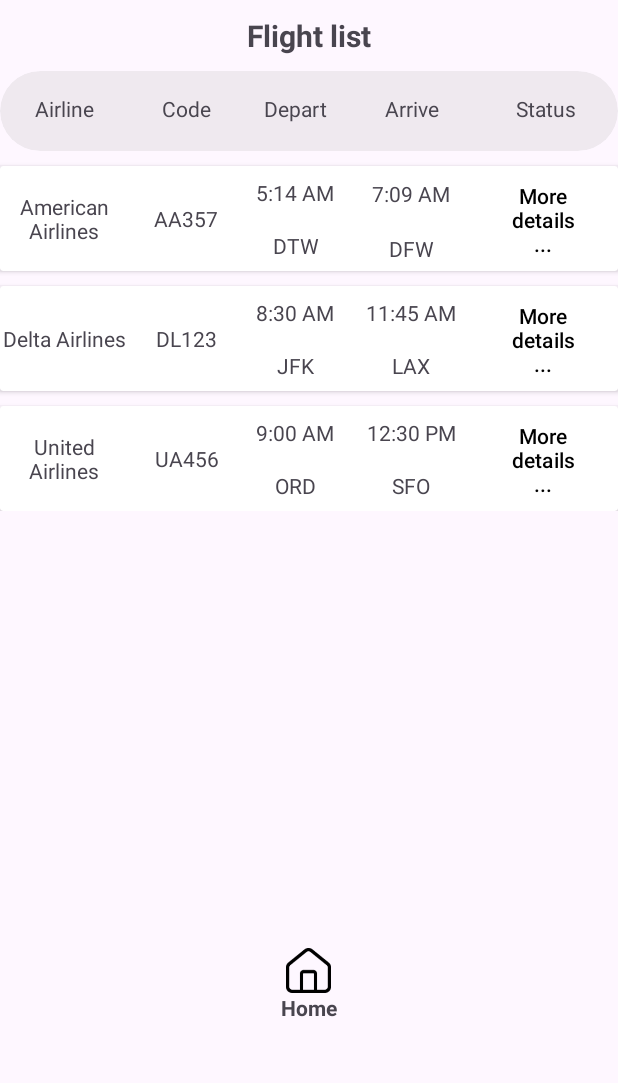
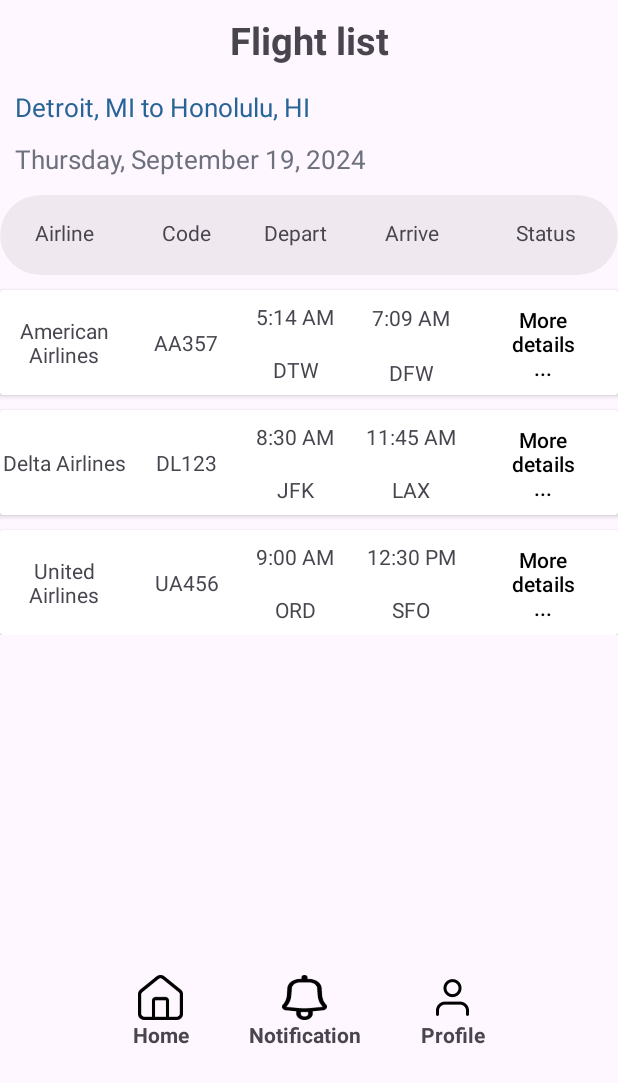
Before and after one commit to hatrungnguyen/Mobile, an Android app: the FlightByCityActivity screen opened directly, with no data from a screen before it, on a phone screen of 412 x 824 dp. Shown: the top 1083 px of the screen. Run offline under Robolectric (Android 15) with nearby library versions, the phone set to English and light mode, and no system bars.

Commit message:
more detail flight by city

```diff
--- a/app/src/main/res/layout/activity_flight_by_city.xml
+++ b/app/src/main/res/layout/activity_flight_by_city.xml
@@ -19,17 +19,51 @@
         app:layout_constraintStart_toStartOf="parent"
         app:layout_constraintTop_toTopOf="parent">
 
+        <LinearLayout
+            android:id="@+id/searched_info"
+            android:layout_width="match_parent"
+            android:layout_height="130dp"
+            android:orientation="vertical">
+
             <TextView
-            android:id="@+id/flight_list"
+                android:id="@+id/top_title"
                 android:layout_width="match_parent"
-            android:layout_height="47dp"
+                android:layout_height="54dp"
                 android:gravity="center"
+                android:paddingVertical="5dp"
                 android:text="Flight list"
-            android:textSize="20dp"
+                android:textSize="25dp"
                 android:textStyle="bold" />
 
+            <TextView
+                android:id="@+id/searched_content1"
+                android:layout_width="match_parent"
+                android:layout_height="wrap_content"
+                android:text="Detroit, MI to Honolulu, HI"
+                android:paddingVertical="5dp"
+                android:paddingLeft="10dp"
+                android:textColor="#286596"
+                android:textSize="17dp" />
+
+            <TextView
+                android:id="@+id/searched_content2"
+                android:layout_width="match_parent"
+                android:layout_height="wrap_content"
+                android:paddingVertical="5dp"
+                android:paddingStart="10dp"
+                android:text="Thursday, September 19, 2024"
+                android:textColor="#6D707D"
+                android:textSize="17dp" />
+        </LinearLayout>
+
+        <LinearLayout
+            android:id="@+id/content_main"
+            android:layout_width="match_parent"
+            android:layout_height="500dp"
+            android:orientation="vertical">
+
             <com.google.android.material.card.MaterialCardView
-            android:id="@+id/topbar_contatiner"
+                android:id="@+id/topbar_container"
                 android:layout_width="match_parent"
                 android:layout_height="53dp"
                 android:backgroundTint="#45C3C3C3"
@@ -83,8 +117,7 @@
             <ScrollView
                 android:id="@+id/flight_list_container"
                 android:layout_width="match_parent"
-            android:layout_height="511dp"
-            android:layout_above="@+id/bottombar">
+                android:layout_height="match_parent">
 
                 <LinearLayout
                     android:layout_width="match_parent"
@@ -342,11 +375,12 @@
                 </LinearLayout>
 
             </ScrollView>
+        </LinearLayout>
 
         <LinearLayout
             android:id="@+id/bottombar"
             android:layout_width="match_parent"
-            android:layout_height="wrap_content"
+            android:layout_height="match_parent"
             android:layout_alignParentBottom="true"
             android:gravity="center_horizontal"
             android:orientation="horizontal">
@@ -374,6 +408,53 @@
 
             </LinearLayout>
 
+            <LinearLayout
+                android:id="@+id/notification_button_container"
+                android:layout_width="wrap_content"
+                android:layout_height="wrap_content"
+                android:layout_margin="20dp"
+                android:gravity="center"
+                android:orientation="vertical">
+
+                <ImageView
+                    android:id="@+id/notification_icon"
+                    android:layout_width="30dp"
+                    android:layout_height="30dp"
+                    android:src="@drawable/notification" />
+
+                <TextView
+                    android:id="@+id/notification_text"
+                    android:layout_width="wrap_content"
+                    android:layout_height="wrap_content"
+                    android:text="Notification"
+                    android:textStyle="bold" />
+
+            </LinearLayout>
+
+            <LinearLayout
+                android:id="@+id/profile_button_container"
+                android:layout_width="wrap_content"
+                android:layout_height="wrap_content"
+                android:layout_margin="20dp"
+                android:gravity="center"
+                android:orientation="vertical">
+
+                <ImageView
+                    android:id="@+id/profile_icon"
+                    android:layout_width="30dp"
+                    android:layout_height="30dp"
+                    android:src="@drawable/profile1">
+
+                </ImageView>
+
+                <TextView
+                    android:id="@+id/profile_text"
+                    android:layout_width="wrap_content"
+                    android:layout_height="wrap_content"
+                    android:text="Profile"
+                    android:textStyle="bold" />
+            </LinearLayout>
+
         </LinearLayout>
 
     </LinearLayout>
```
Lines whose indentation alone changed are shown as unchanged.
